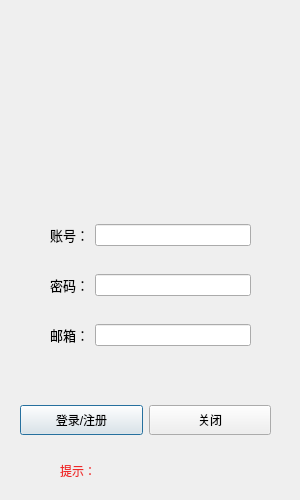
Huu-Yuu/DeskXiuxian, file ui/loginwindow.ui: the form before one commit.
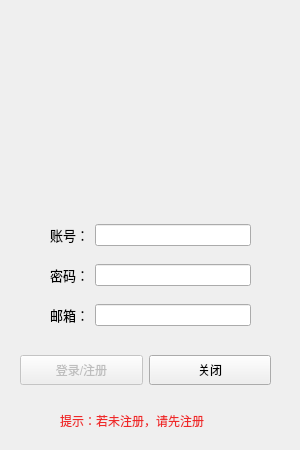
The form after the commit. Icons and pictures are not drawn.

Commit message: 1、增加注册、登录相关逻辑

What changed in the file:
```diff
--- a/ui/loginwindow.ui
+++ b/ui/loginwindow.ui
@@ -7,19 +7,19 @@
     <x>0</x>
     <y>0</y>
     <width>300</width>
-    <height>500</height>
+    <height>450</height>
    </rect>
   </property>
   <property name="minimumSize">
    <size>
     <width>300</width>
-    <height>500</height>
+    <height>450</height>
    </size>
   </property>
   <property name="maximumSize">
    <size>
     <width>300</width>
-    <height>500</height>
+    <height>450</height>
    </size>
   </property>
   <property name="windowTitle">
@@ -57,7 +57,7 @@
    <property name="geometry">
     <rect>
      <x>20</x>
-     <y>390</y>
+     <y>340</y>
      <width>251</width>
      <height>61</height>
     </rect>
@@ -76,7 +76,10 @@
      <number>0</number>
     </property>
     <item>
-     <widget class="QPushButton" name="pushButton">
+     <widget class="QPushButton" name="star_btn">
+      <property name="enabled">
+       <bool>false</bool>
+      </property>
       <property name="minimumSize">
        <size>
         <width>0</width>
@@ -107,7 +110,7 @@
    <property name="geometry">
     <rect>
      <x>60</x>
-     <y>460</y>
+     <y>410</y>
      <width>191</width>
      <height>21</height>
     </rect>
@@ -116,7 +119,7 @@
     <string notr="true">color: rgb(239, 41, 41);</string>
    </property>
    <property name="text">
-    <string>提示：</string>
+    <string>提示：若未注册，请先注册</string>
    </property>
   </widget>
   <widget class="QWidget" name="horizontalLayoutWidget_2">
@@ -151,7 +154,7 @@
    <property name="geometry">
     <rect>
      <x>50</x>
-     <y>270</y>
+     <y>260</y>
      <width>201</width>
      <height>31</height>
     </rect>
@@ -183,7 +186,7 @@
    <property name="geometry">
     <rect>
      <x>50</x>
-     <y>320</y>
+     <y>300</y>
      <width>201</width>
      <height>31</height>
     </rect>
```
Left out of the diff: 4 changed lines with no effect on the pictures. The commit also changes 9 other files.
